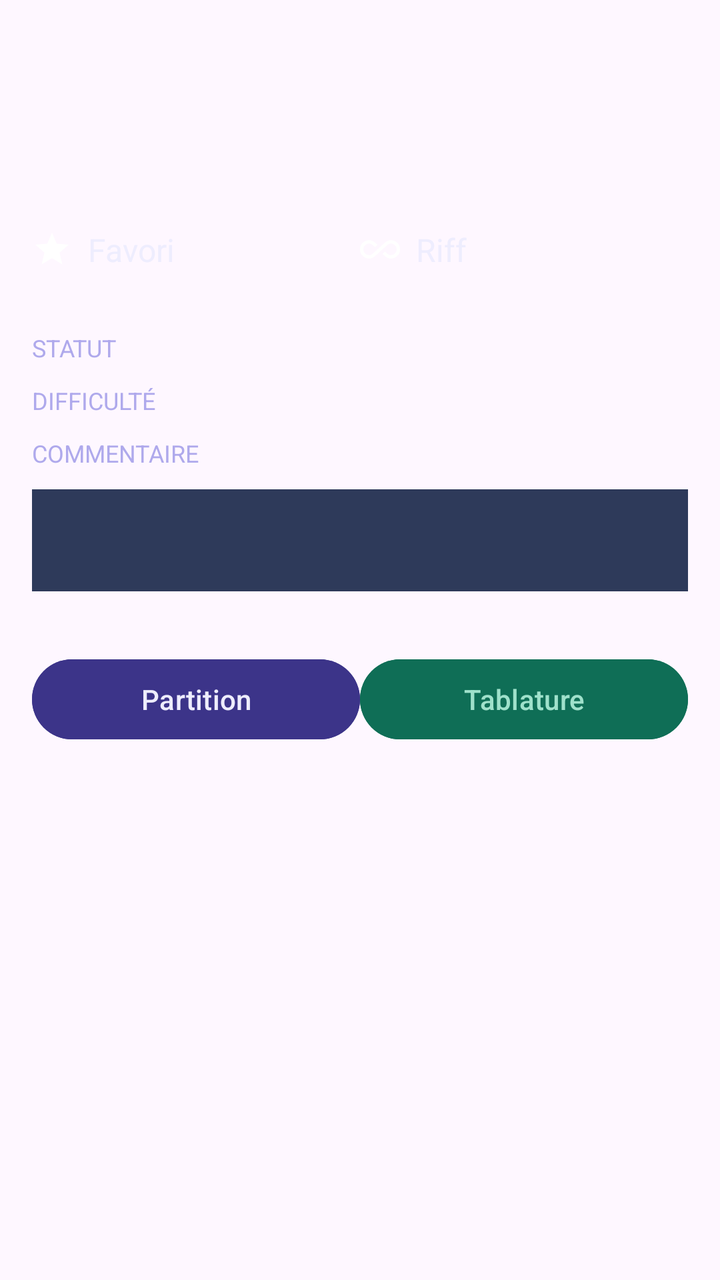
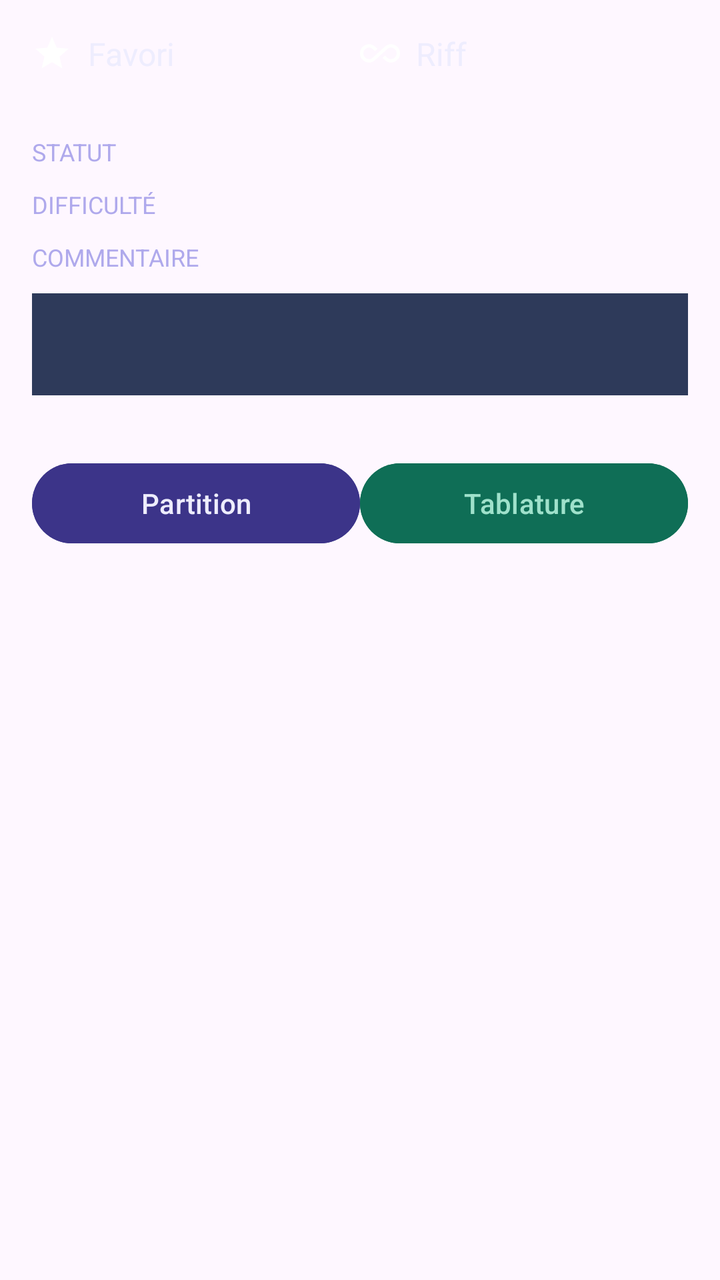

Before-and-after screenshots of an Android layout around one commit, followed by the original layout XML and the change that was made.
<!-- AndroidManifest.xml: application theme Theme.Guitar -->
<!-- res/layout/fragment_music.xml -->
<?xml version="1.0" encoding="utf-8"?>
<LinearLayout xmlns:android="http://schemas.android.com/apk/res/android"
    xmlns:tools="http://schemas.android.com/tools"
    android:layout_width="match_parent"
    android:layout_height="match_parent"
    xmlns:app="http://schemas.android.com/apk/res-auto"
    android:orientation="vertical"
    tools:context=".ui.music.MusicFragment">

    <ProgressBar
        android:id="@+id/progressBar"
        android:layout_width="wrap_content"
        android:layout_height="wrap_content"
        android:layout_gravity="center"
        android:visibility="visible"
        android:layout_marginTop="50dp"/>

    <ScrollView
        android:id="@+id/scrollContent"
        android:layout_width="match_parent"
        android:layout_height="match_parent"
        android:padding="16dp">

        <LinearLayout
            android:layout_width="match_parent"
            android:layout_height="wrap_content"
            android:orientation="vertical">

            <LinearLayout
                android:layout_width="match_parent"
                android:layout_height="wrap_content"
                android:orientation="horizontal"
                android:gravity="center_vertical"
                android:layout_marginBottom="20dp">

                <ImageView
                    android:id="@+id/iconFavorite"
                    android:layout_width="20dp"
                    android:layout_height="20dp"
                    android:src="@drawable/ic_star_filled"
                    android:layout_marginEnd="8dp" />

                <TextView
                    android:id="@+id/textFavorite"
                    android:layout_width="0dp"
                    android:layout_height="wrap_content"
                    android:layout_weight="1"
                    android:text="Favori"
                    android:textColor="@color/dark_text"
                    android:textSize="16sp" />

                <ImageView
                    android:id="@+id/iconRiff"
                    android:layout_width="20dp"
                    android:layout_height="20dp"
                    android:src="@drawable/ic_riff"
                    android:layout_marginEnd="8dp" />

                <TextView
                    android:id="@+id/textRiff"
                    android:layout_width="0dp"
                    android:layout_height="wrap_content"
                    android:layout_weight="1"
                    android:text="Riff"
                    android:textColor="@color/dark_text"
                    android:textSize="16sp" />

                <TextView
                    android:id="@+id/textBpm"
                    android:layout_width="wrap_content"
                    android:layout_height="wrap_content"
                    android:textColor="@color/dark_textSecondary"
                    android:textSize="14sp" />

            </LinearLayout>


            <TextView
                android:layout_width="wrap_content"
                android:layout_height="wrap_content"
                android:text="STATUT"
                android:textColor="@color/dark_textSecondary"
                android:textSize="12sp"
                android:textAllCaps="true"
                android:layout_marginTop="10dp" />

            <com.google.android.material.chip.ChipGroup
                android:id="@+id/chipGroupStatus"
                android:layout_width="wrap_content"
                android:layout_height="wrap_content"
                app:singleSelection="true"
                app:selectionRequired="true"/>

            <TextView
                android:layout_width="wrap_content"
                android:layout_height="wrap_content"
                android:text="DIFFICULTÉ"
                android:textColor="@color/dark_textSecondary"
                android:textSize="12sp"
                android:textAllCaps="true"
                android:layout_marginTop="10dp" />

            <com.google.android.material.chip.ChipGroup
                android:id="@+id/chipGroupDifficulty"
                android:layout_width="wrap_content"
                android:layout_height="wrap_content"
                app:singleSelection="true"
                app:selectionRequired="true"/>



























            <TextView
                android:layout_width="wrap_content"
                android:layout_height="wrap_content"
                android:text="COMMENTAIRE"
                android:textColor="@color/dark_textSecondary"
                android:textSize="12sp"
                android:textAllCaps="true"
                android:layout_marginTop="10dp"
                android:layout_marginBottom="10dp" />

            <EditText
                android:id="@+id/textComment"
                android:layout_width="match_parent"
                android:layout_height="wrap_content"
                android:background="@color/dark_line"
                android:padding="16dp"
                android:textColor="@color/dark_text"
                android:textSize="14sp"
                android:lineSpacingExtra="4dp"
                android:layout_marginBottom="30dp"
                android:inputType="textMultiLine"
                android:gravity="top" />

            <LinearLayout
                android:layout_width="match_parent"
                android:layout_height="wrap_content"
                android:orientation="horizontal"
                >

                <Button
                    android:id="@+id/btnPartition"
                    android:layout_width="0dp"
                    android:layout_height="wrap_content"
                    android:layout_weight="1"
                    android:text="Partition"
                    android:backgroundTint="@color/dark_bagde"
                    android:textColor="@color/dark_text" />

                <Button
                    android:id="@+id/btnTablature"
                    android:layout_width="0dp"
                    android:layout_height="wrap_content"
                    android:layout_weight="1"
                    android:text="Tablature"
                    android:backgroundTint="@color/dark_tabBackground"
                    android:textColor="@color/dark_tabText" />

            </LinearLayout>

        </LinearLayout>
    </ScrollView>

</LinearLayout>
<!-- resources referenced by this layout -->
<resources>
  <color name="dark_bagde">#3C3489</color>
  <color name="dark_line">#2E3A5A</color>
  <color name="dark_tabBackground">#0F6E56</color>
  <color name="dark_tabText">#9FE1CB</color>
  <color name="dark_text">#EEEDFE</color>
  <color name="dark_textSecondary">#AFA9EC</color>
  <!-- drawable ic_riff (drawable) -->
  <vector xmlns:android="http://schemas.android.com/apk/res/android"
      android:height="24dp"
      android:viewportHeight="960"
      android:viewportWidth="960"
      android:width="24dp">
        
      <path
          android:fillColor="?attr/colorOnPrimary"
          android:pathData="M220,700Q128,700 64,636Q0,572 0,480Q0,388 64,324Q128,260 220,260Q257,260 291,273Q325,286 352,310L420,372L360,426L298,370Q282,356 262,348Q242,340 220,340Q162,340 121,381Q80,422 80,480Q80,538 121,579Q162,620 220,620Q242,620 262,612Q282,604 298,590L608,310Q635,286 669,273Q703,260 740,260Q832,260 896,324Q960,388 960,480Q960,572 896,636Q832,700 740,700Q703,700 669,687Q635,674 608,650L540,588L600,534L662,590Q678,604 698,612Q718,620 740,620Q798,620 839,579Q880,538 880,480Q880,422 839,381Q798,340 740,340Q718,340 698,348Q678,356 662,370L352,650Q325,674 291,687Q257,700 220,700Z"/>
      
  </vector>
  <!-- drawable ic_star_filled (drawable) -->
  <vector xmlns:android="http://schemas.android.com/apk/res/android"
      android:height="24dp"
      android:viewportHeight="24"
      android:viewportWidth="24"
      android:width="24dp">
        
      <path
          android:fillColor="?attr/colorOnPrimary"
          android:pathData="M12,17.27L18.18,21l-1.64,-7.03L22,9.24l-7.19,-0.61L12,2 9.19,8.63 2,9.24l5.46,4.73L5.82,21z"/>
      
  </vector>
  <style name="Theme.Guitar" parent="Base.Theme.Guitar">
          <item name="android:windowTranslucentStatus">false</item>
          <item name="android:windowDrawsSystemBarBackgrounds">true</item>
      </style>
  <style name="Base.Theme.Guitar" parent="Theme.Material3.DayNight.NoActionBar">
          
          
      </style>
</resources>

<!-- the commit's change to res/layout/fragment_music.xml (unified diff, before → after) -->
@@ -6,14 +6,6 @@
     xmlns:app="http://schemas.android.com/apk/res-auto"
     android:orientation="vertical"
     tools:context=".ui.music.MusicFragment">
-
-    <ProgressBar
-        android:id="@+id/progressBar"
-        android:layout_width="wrap_content"
-        android:layout_height="wrap_content"
-        android:layout_gravity="center"
-        android:visibility="visible"
-        android:layout_marginTop="50dp"/>
 
     <ScrollView
         android:id="@+id/scrollContent"
